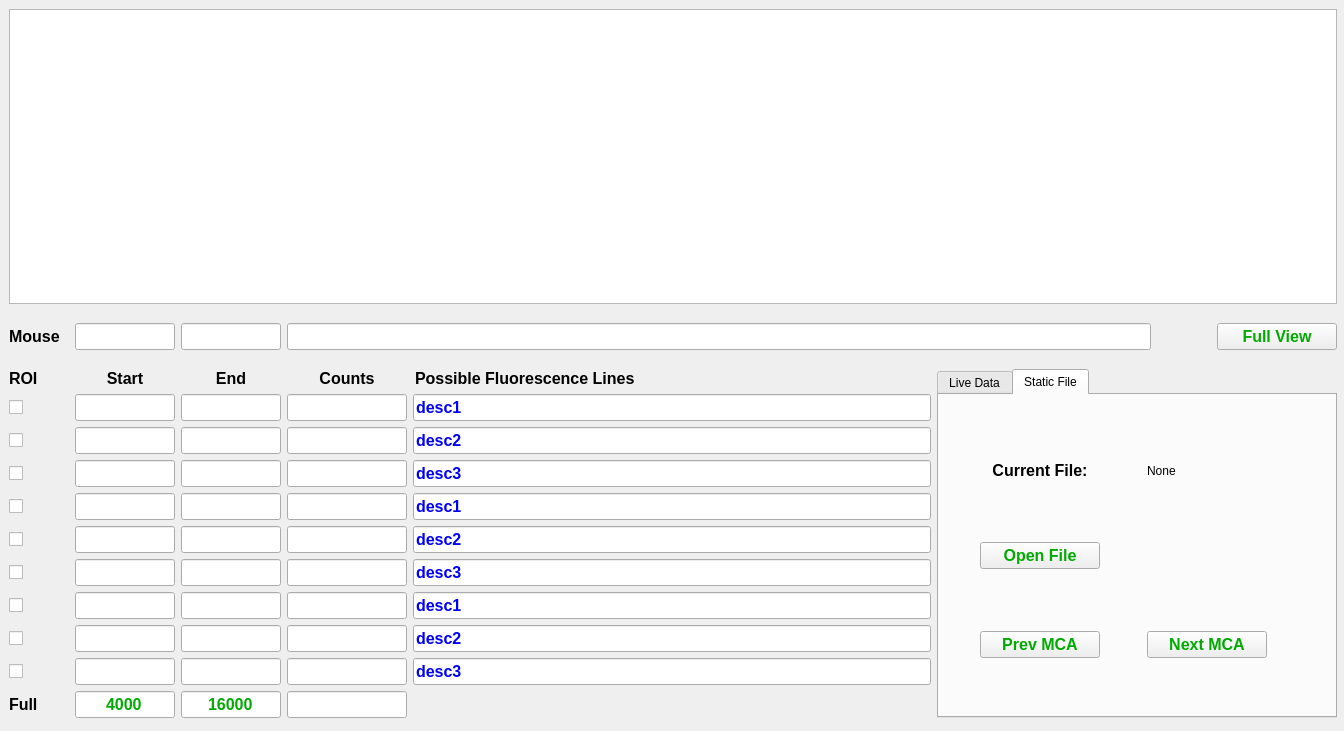
Above: SSRL_MCA.ui from laura-king/pyMCA-ui before the change. Below: the same form after it.
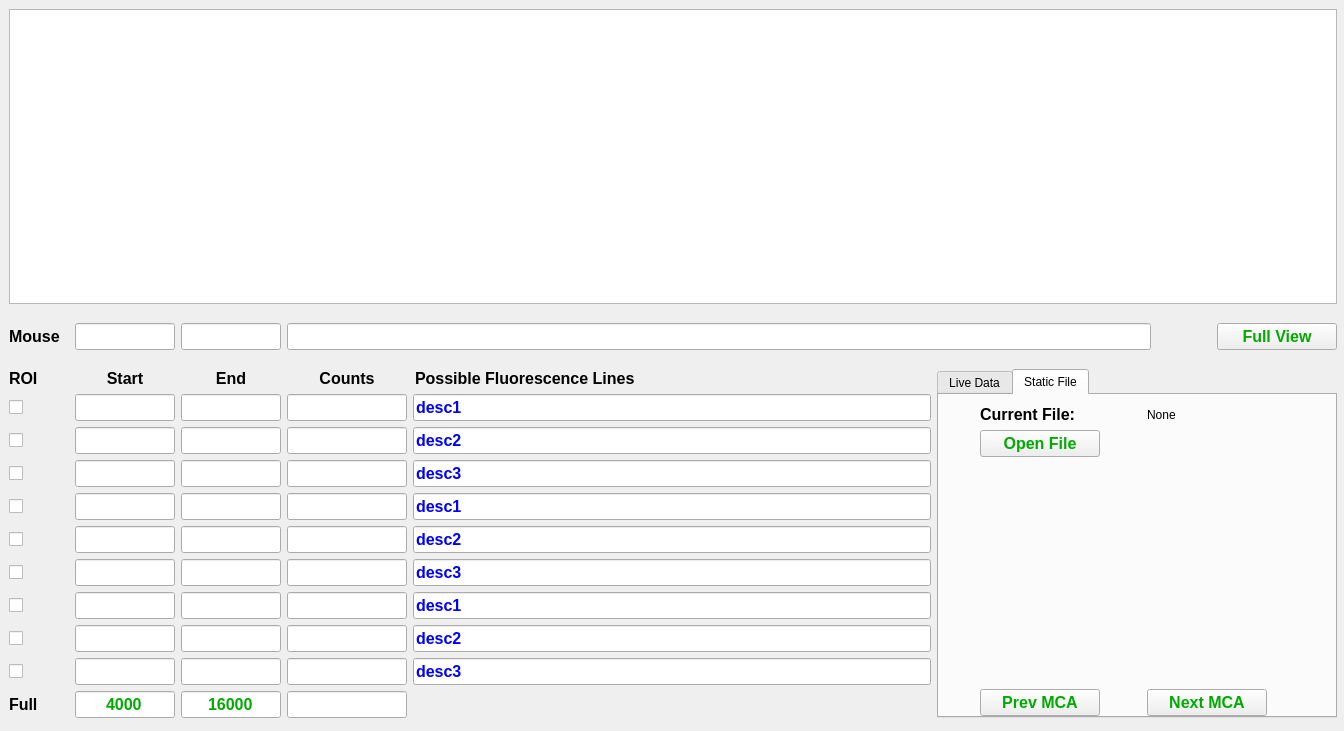
That is the form after the change. The open tabs and pages were chosen to show the change. Custom widgets are drawn as their Qt base class.

```diff
--- a/SSRL_MCA.ui
+++ b/SSRL_MCA.ui
@@ -5034,7 +5034,20 @@
            </rect>
           </property>
           <layout class="QGridLayout" name="gridLayout_4">
-           <item row="1" column="0">
+           <item row="3" column="0">
+            <spacer name="verticalSpacer_6">
+             <property name="orientation">
+              <enum>Qt::Vertical</enum>
+             </property>
+             <property name="sizeHint" stdset="0">
+              <size>
+               <width>20</width>
+               <height>40</height>
+              </size>
+             </property>
+            </spacer>
+           </item>
+           <item row="2" column="0">
             <widget class="QPushButton" name="openFile">
              <property name="sizePolicy">
               <sizepolicy hsizetype="Fixed" vsizetype="Fixed">
@@ -5103,7 +5116,7 @@
              </property>
             </widget>
            </item>
-           <item row="2" column="0">
+           <item row="4" column="0">
             <widget class="QPushButton" name="previousMCA">
              <property name="sizePolicy">
               <sizepolicy hsizetype="Fixed" vsizetype="Fixed">
@@ -5179,7 +5192,7 @@
              </property>
             </widget>
            </item>
-           <item row="2" column="1">
+           <item row="4" column="1">
             <widget class="QPushButton" name="nextMCA">
              <property name="sizePolicy">
               <sizepolicy hsizetype="Fixed" vsizetype="Fixed">
@@ -5279,7 +5292,7 @@
               <string>Current File:</string>
              </property>
              <property name="alignment">
-              <set>Qt::AlignCenter</set>
+              <set>Qt::AlignLeading|Qt::AlignLeft|Qt::AlignVCenter</set>
              </property>
             </widget>
            </item>
```
Left out of the diff: 2 changed lines with no effect on the pictures.
